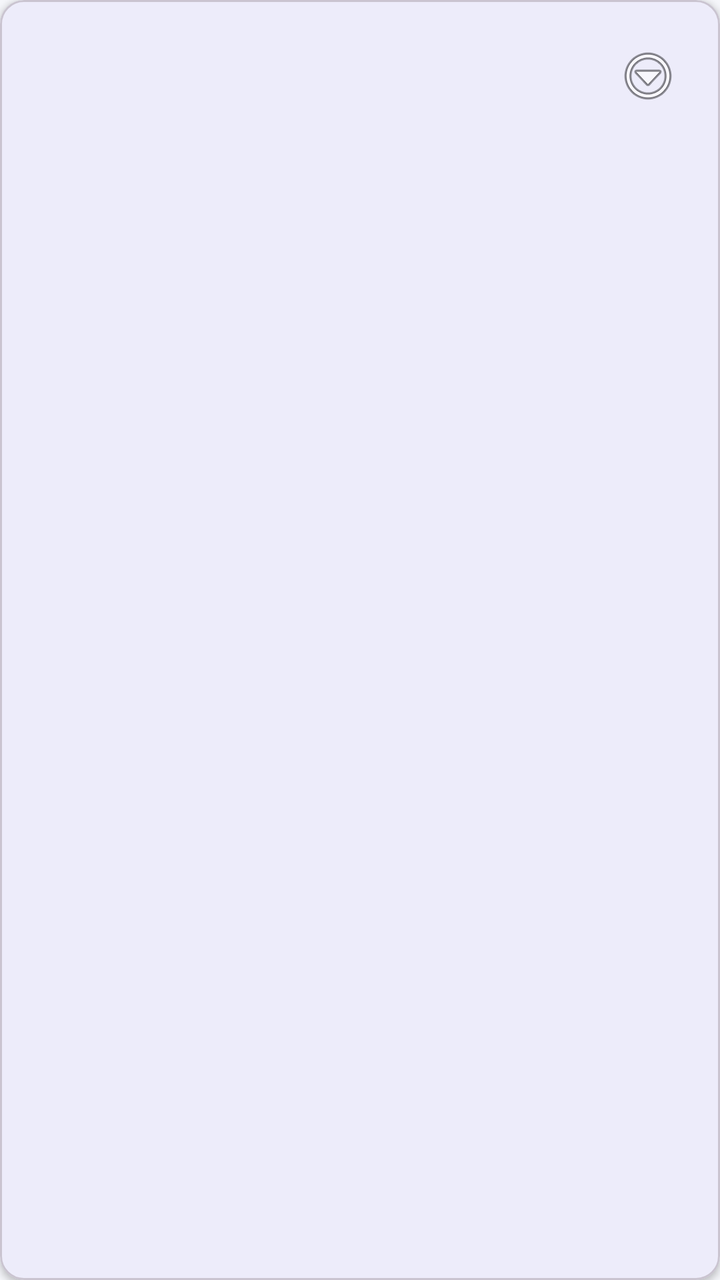
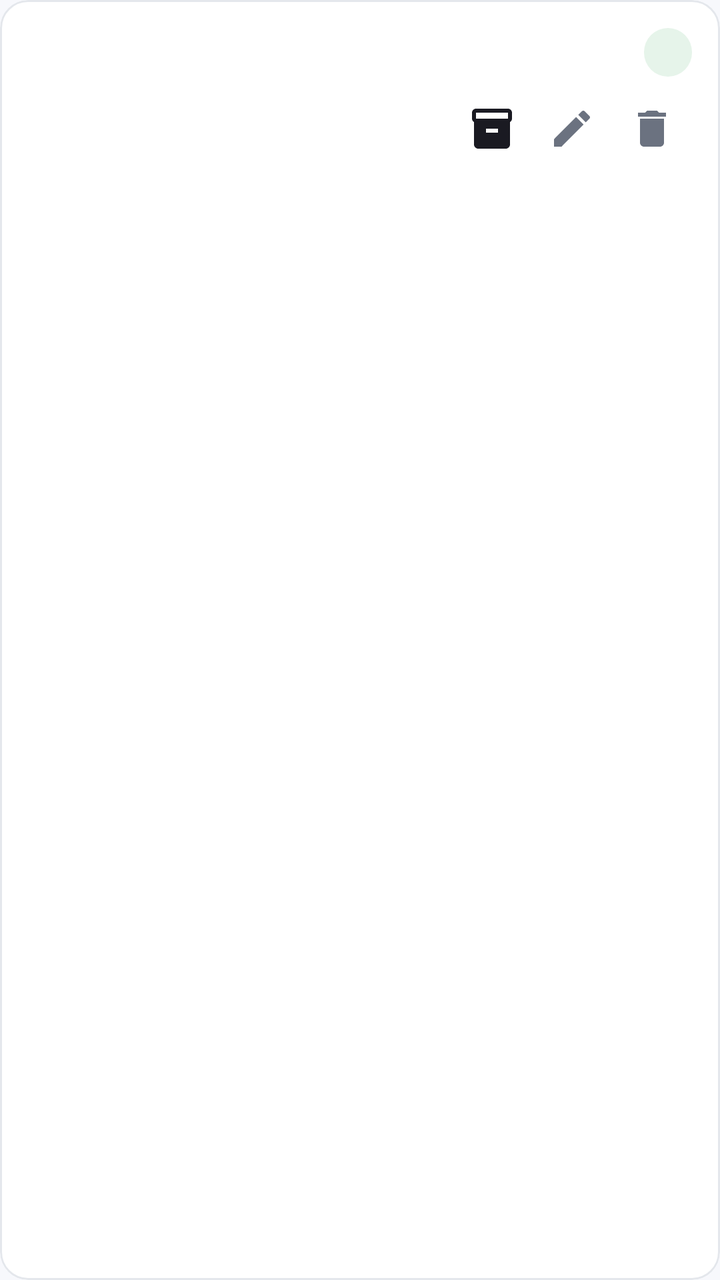

An Android layout rendered at two revisions. The XML below is the earlier revision; the diff shows what the commit changed to produce the second picture.
<!-- AndroidManifest.xml: application theme Theme.SalesApp -->
<!-- res/layout/item_truck.xml -->
<?xml version="1.0" encoding="utf-8"?>
<com.google.android.material.card.MaterialCardView
    xmlns:android="http://schemas.android.com/apk/res/android"
    xmlns:app="http://schemas.android.com/apk/res-auto"
    android:layout_width="match_parent"
    android:layout_height="wrap_content"
    android:layout_marginHorizontal="12dp"
    android:layout_marginVertical="6dp"
    app:cardCornerRadius="12dp"
    app:cardElevation="2dp">

    <LinearLayout
        android:layout_width="match_parent"
        android:layout_height="wrap_content"
        android:orientation="horizontal"
        android:gravity="center_vertical"
        android:padding="16dp">

        <LinearLayout
            android:layout_width="0dp"
            android:layout_height="wrap_content"
            android:layout_weight="1"
            android:orientation="vertical">

            <TextView
                android:id="@+id/tvName"
                android:layout_width="wrap_content"
                android:layout_height="wrap_content"
                android:textSize="16sp"
                android:textStyle="bold"
                android:textColor="@color/text_primary" />

            <TextView
                android:id="@+id/tvMeta"
                android:layout_width="wrap_content"
                android:layout_height="wrap_content"
                android:layout_marginTop="6dp"
                android:textColor="@color/primary"
                android:textSize="12sp" />
        </LinearLayout>

        <ImageButton
            android:id="@+id/btnMenu"
            android:layout_width="40dp"
            android:layout_height="40dp"
            android:background="?attr/selectableItemBackgroundBorderless"
            android:src="@android:drawable/ic_menu_more"
            android:contentDescription="Options" />
    </LinearLayout>
</com.google.android.material.card.MaterialCardView>
<!-- resources referenced by this layout -->
<resources>
  <color name="primary">#1565C0</color>
  <color name="text_primary">#FF1A1A1A</color>
  <style name="Theme.SalesApp" parent="Theme.Material3.DayNight.NoActionBar">
          <item name="colorPrimary">@color/primary</item>
          <item name="colorPrimaryDark">@color/primary_dark</item>
          <item name="colorPrimaryVariant">@color/primary_variant</item>
          <item name="colorOnPrimary">@color/white</item>
          <item name="colorSecondary">@color/accent</item>
          <item name="colorOnSecondary">@color/white</item>
          <item name="android:statusBarColor">@color/primary_dark</item>
          <item name="android:windowBackground">@color/bg</item>
      </style>
  <color name="primary_dark">#0D47A1</color>
  <color name="accent">#FF6D00</color>
  <color name="bg">#FFF5F6FA</color>
  <!-- unchanged entries left out for length: 2 -->
</resources>

<!-- the commit's change to res/layout/item_truck.xml (unified diff, before → after) -->
@@ -5,46 +5,71 @@
     android:layout_width="match_parent"
     android:layout_height="wrap_content"
     android:layout_marginHorizontal="12dp"
-    android:layout_marginVertical="6dp"
-    app:cardCornerRadius="12dp"
-    app:cardElevation="2dp">
+    android:layout_marginVertical="5dp"
+    app:cardBackgroundColor="@color/surface"
+    app:cardCornerRadius="14dp"
+    app:cardElevation="0dp"
+    app:strokeColor="@color/divider"
+    app:strokeWidth="1dp">
 
     <LinearLayout
         android:layout_width="match_parent"
         android:layout_height="wrap_content"
-        android:orientation="horizontal"
-        android:gravity="center_vertical"
-        android:padding="16dp">
+        android:orientation="vertical"
+        android:padding="14dp">
 
         <LinearLayout
-            android:layout_width="0dp"
+            android:layout_width="match_parent"
             android:layout_height="wrap_content"
-            android:layout_weight="1"
-            android:orientation="vertical">
+            android:orientation="horizontal"
+            android:gravity="center_vertical">
 
             <TextView
                 android:id="@+id/tvName"
-                android:layout_width="wrap_content"
+                android:layout_width="0dp"
                 android:layout_height="wrap_content"
+                android:layout_weight="1"
                 android:textSize="16sp"
                 android:textStyle="bold"
                 android:textColor="@color/text_primary" />
 
             <TextView
-                android:id="@+id/tvMeta"
-                android:layout_width="wrap_content"
-                android:layout_height="wrap_content"
-                android:layout_marginTop="6dp"
-                android:textColor="@color/primary"
-                android:textSize="12sp" />
+                android:id="@+id/tvStatus"
+                style="@style/StatusChip" />
         </LinearLayout>
 
-        <ImageButton
-            android:id="@+id/btnMenu"
-            android:layout_width="40dp"
-            android:layout_height="40dp"
-            android:background="?attr/selectableItemBackgroundBorderless"
-            android:src="@android:drawable/ic_menu_more"
-            android:contentDescription="Options" />
+        <LinearLayout
+            android:layout_width="match_parent"
+            android:layout_height="wrap_content"
+            android:layout_marginTop="6dp"
+            android:orientation="horizontal"
+            android:gravity="center_vertical">
+
+            <TextView
+                android:id="@+id/tvMeta"
+                android:layout_width="0dp"
+                android:layout_height="wrap_content"
+                android:layout_weight="1"
+                android:textColor="@color/text_secondary"
+                android:textSize="13sp" />
+
+            <ImageButton
+                android:id="@+id/btnStock"
+                style="@style/Widget.SalesApp.IconButton"
+                android:src="@drawable/ic_inventory"
+                android:contentDescription="View stock" />
+
+            <ImageButton
+                android:id="@+id/btnEdit"
+                style="@style/Widget.SalesApp.IconButton"
+                android:src="@drawable/ic_edit"
+                android:contentDescription="Edit" />
+
+            <ImageButton
+                android:id="@+id/btnToggle"
+                style="@style/Widget.SalesApp.IconButton"
+                android:src="@drawable/ic_delete"
+                android:contentDescription="Delete" />
+        </LinearLayout>
     </LinearLayout>
 </com.google.android.material.card.MaterialCardView>
<!-- resource entries referenced after the edit -->
@@ -1,20 +1,90 @@
 <!-- resources referenced by this layout -->
 <resources>
-  <color name="primary">#1565C0</color>
-  <color name="text_primary">#FF1A1A1A</color>
-  <style name="Theme.SalesApp" parent="Theme.Material3.DayNight.NoActionBar">
+  <color name="divider">#FFE4E7EC</color>
+  <color name="surface">#FFFFFFFF</color>
+  <color name="primary">#0D5FCC</color>
+  <color name="text_primary">#FF1A1A22</color>
+  <color name="text_secondary">#FF6B7280</color>
+  <!-- drawable ic_delete (drawable) -->
+  <vector xmlns:android="http://schemas.android.com/apk/res/android"
+      android:width="24dp" android:height="24dp" android:viewportWidth="24" android:viewportHeight="24"
+      android:tint="@color/text_secondary">
+      <path android:fillColor="@android:color/white" android:pathData="M6,19c0,1.1 0.9,2 2,2h8c1.1,0 2,-0.9 2,-2V7H6v12zM19,4h-3.5l-1,-1h-5l-1,1H5v2h14V4z"/>
+  </vector>
+  <!-- drawable ic_edit (drawable) -->
+  <vector xmlns:android="http://schemas.android.com/apk/res/android"
+      android:width="24dp" android:height="24dp" android:viewportWidth="24" android:viewportHeight="24"
+      android:tint="@color/text_secondary">
+      <path android:fillColor="@android:color/white" android:pathData="M3,17.25V21h3.75L17.81,9.94l-3.75,-3.75L3,17.25zM20.71,7.04c0.39,-0.39 0.39,-1.02 0,-1.41l-2.34,-2.34c-0.39,-0.39 -1.02,-0.39 -1.41,0l-1.83,1.83 3.75,3.75 1.83,-1.83z"/>
+  </vector>
+  <!-- drawable ic_inventory (drawable) -->
+  <vector xmlns:android="http://schemas.android.com/apk/res/android"
+      android:width="24dp" android:height="24dp" android:viewportWidth="24" android:viewportHeight="24"
+      android:tint="@color/text_primary">
+      <path android:fillColor="@android:color/white" android:pathData="M20,2H4C3,2 2,2.9 2,4v3.01C2,7.73 2.43,8.35 3,8.7V20c0,1.1 1.1,2 2,2h14c0.9,0 2,-0.9 2,-2V8.7c0.57,-0.35 1,-0.97 1,-1.69V4C22,2.9 21,2 20,2zM15,14H9v-2h6v2zM20,7H4V4h16v3z"/>
+  </vector>
+  <style name="StatusChip">
+          <item name="android:layout_width">wrap_content</item>
+          <item name="android:layout_height">wrap_content</item>
+          <item name="android:paddingHorizontal">12dp</item>
+          <item name="android:paddingVertical">4dp</item>
+          <item name="android:textSize">12sp</item>
+          <item name="android:textStyle">bold</item>
+          <item name="android:gravity">center</item>
+          <item name="android:background">@drawable/chip_success</item>
+          <item name="android:textColor">@color/chip_success_fg</item>
+      </style>
+  <style name="Widget.SalesApp.IconButton">
+          <item name="android:layout_width">40dp</item>
+          <item name="android:layout_height">40dp</item>
+          <item name="android:background">?attr/selectableItemBackgroundBorderless</item>
+          <item name="android:scaleType">centerInside</item>
+          <item name="android:padding">8dp</item>
+      </style>
+  <style name="Theme.SalesApp" parent="Theme.Material3.Light.NoActionBar">
           <item name="colorPrimary">@color/primary</item>
           <item name="colorPrimaryDark">@color/primary_dark</item>
           <item name="colorPrimaryVariant">@color/primary_variant</item>
           <item name="colorOnPrimary">@color/white</item>
-          <item name="colorSecondary">@color/accent</item>
+          <item name="colorSecondary">@color/primary</item>
           <item name="colorOnSecondary">@color/white</item>
-          <item name="android:statusBarColor">@color/primary_dark</item>
+          <item name="colorSurface">@color/surface</item>
+          <item name="colorOnSurface">@color/text_primary</item>
+          <item name="android:colorBackground">@color/bg</item>
+          <item name="android:statusBarColor">@color/surface</item>
+          <item name="android:windowLightStatusBar">true</item>
           <item name="android:windowBackground">@color/bg</item>
+          <item name="materialButtonStyle">@style/Widget.SalesApp.Button</item>
+          <item name="floatingActionButtonStyle">@style/Widget.SalesApp.Fab</item>
       </style>
-  <color name="primary_dark">#0D47A1</color>
-  <color name="accent">#FF6D00</color>
-  <color name="bg">#FFF5F6FA</color>
+  <!-- drawable chip_success (drawable) -->
+  <?xml version="1.0" encoding="utf-8"?>
+  <shape xmlns:android="http://schemas.android.com/apk/res/android" android:shape="rectangle">
+      <solid android:color="@color/chip_success_bg" />
+      <corners android:radius="20dp" />
+  </shape>
+  <color name="chip_success_fg">#FF1E7D34</color>
+  <color name="primary_dark">#0A4CA3</color>
+  <color name="bg">#FFF7F8FC</color>
+  <style name="Widget.SalesApp.Button" parent="Widget.Material3.Button">
+          <item name="cornerRadius">28dp</item>
+          <item name="android:paddingVertical">12dp</item>
+          <item name="android:textSize">15sp</item>
+          <item name="android:textAllCaps">false</item>
+          <item name="backgroundTint">@color/primary</item>
+      </style>
+  <style name="Widget.SalesApp.Fab" parent="Widget.Material3.FloatingActionButton.Primary">
+          <item name="backgroundTint">@color/primary</item>
+          <item name="tint">@color/white</item>
+          <item name="srcCompat">@drawable/ic_add</item>
+      </style>
+  <color name="chip_success_bg">#FFE6F4EA</color>
+  <!-- drawable ic_add (drawable) -->
+  <vector xmlns:android="http://schemas.android.com/apk/res/android"
+      android:width="24dp" android:height="24dp" android:viewportWidth="24" android:viewportHeight="24"
+      android:tint="@color/white">
+      <path android:fillColor="@android:color/white" android:pathData="M19,13h-6v6h-2v-6H5v-2h6V5h2v6h6v2z"/>
+  </vector>
   <!-- unchanged entries left out for length: 2 -->
 </resources>
 
